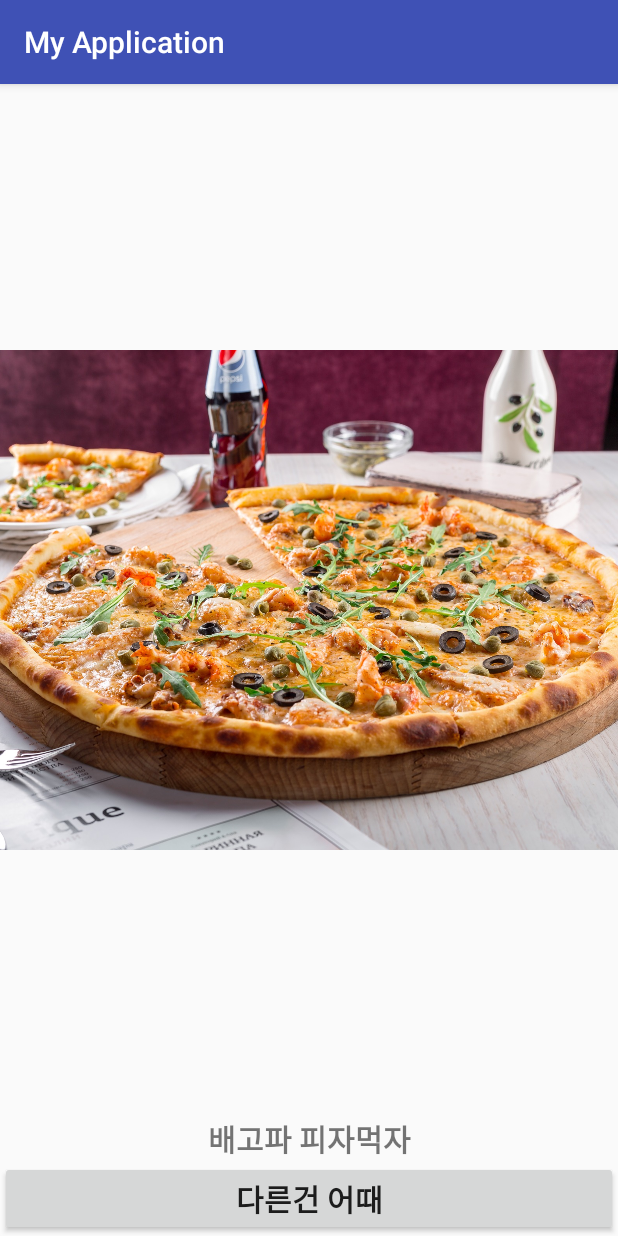
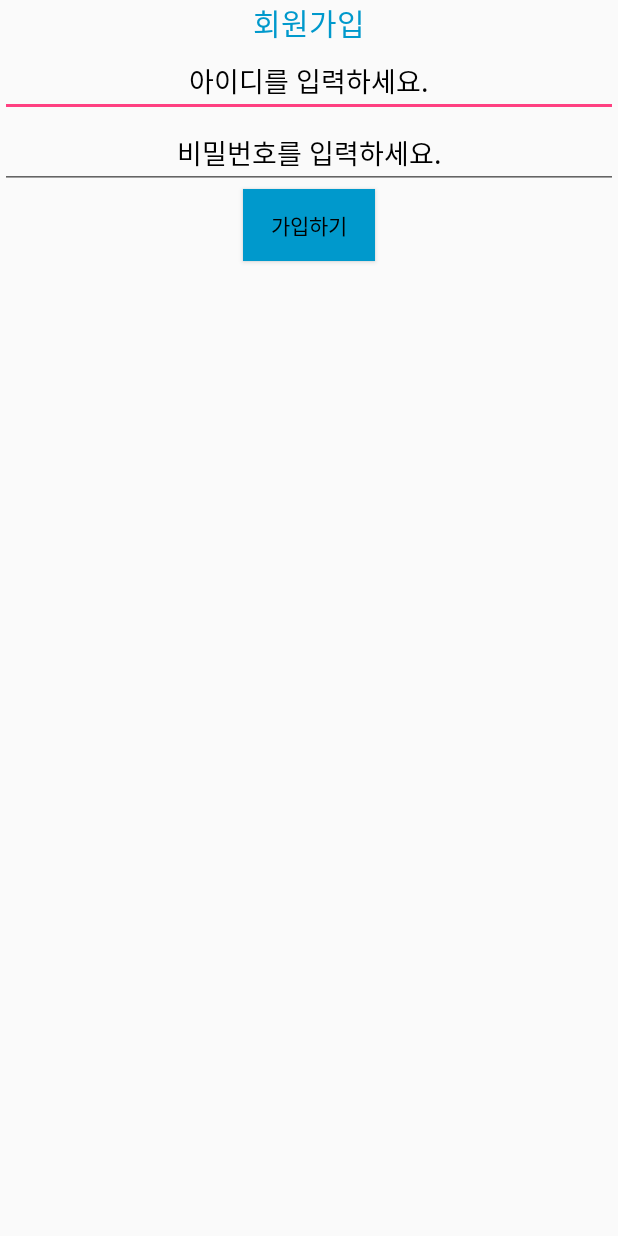
Before and after one commit to Sung-Min-Kim/CodingClinic, an Android app: the screen it shows after launch (MainActivity before the commit, IntentActivity after it), on a phone screen of 412 x 824 dp. Run offline under Robolectric (Android 15) with nearby library versions, the phone set to English and light mode, and no system bars.

Commit message:
Second Homework - First try

```diff
--- /dev/null
+++ b/app/src/main/java/com/example/sungminkim/myapplication/IntentActivity.java
@@ -0,0 +1,35 @@
+package com.example.sungminkim.myapplication;
+
+import android.app.Activity;
+import android.content.Intent;
+import android.os.Bundle;
+import android.support.annotation.Nullable;
+import android.view.View;
+import android.widget.Button;
+import android.widget.EditText;
+
+import org.w3c.dom.Text;
+
+public class IntentActivity extends Activity{
+    @Override
+    protected void onCreate(@Nullable Bundle savedInstanceState) {
+        super.onCreate(savedInstanceState);
+        setContentView(R.layout.activity_first);
+
+        Button button = (Button)findViewById(R.id.btn1);
+        final EditText user_id = (EditText)findViewById(R.id.et1);
+        final EditText user_pw = (EditText)findViewById(R.id.et2);
+
+        button.setOnClickListener(new View.OnClickListener() {
+            @Override
+            public void onClick(View v) {
+                Intent intent = new Intent(IntentActivity.this, IntentSubActivity.class);
+                intent.putExtra("id", String.valueOf(user_id.getText()));
+                intent.putExtra("password", String.valueOf(user_pw.getText()));
+                startActivity(intent);
+                finish();
+            }
+        });
+
+    }
+}
--- /dev/null
+++ b/app/src/main/res/layout/activity_first.xml
@@ -0,0 +1,44 @@
+<?xml version="1.0" encoding="utf-8"?>
+<LinearLayout
+    xmlns:android="http://schemas.android.com/apk/res/android" android:layout_width="match_parent"
+    android:layout_height="match_parent"
+    android:orientation="vertical">
+
+    <TextView
+        android:layout_width="match_parent"
+        android:layout_height="wrap_content"
+        android:text="회원가입"
+        android:textSize="@dimen/text_default"
+        android:layout_gravity="center"
+        android:textAlignment="center"
+        android:textColor="@android:color/holo_blue_dark"
+        />
+
+    <EditText
+        android:layout_width="match_parent"
+        android:layout_height="wrap_content"
+        android:textAlignment="center"
+        android:hint="@string/enter_id"
+        android:textColorHint="@android:color/black"
+        android:id="@+id/et1"/>
+
+    <EditText
+        android:layout_width="match_parent"
+        android:layout_height="wrap_content"
+        android:textAlignment="center"
+        android:textColorHint="@android:color/black"
+        android:hint="@string/enter_pw"
+        android:id="@+id/et2"/>
+
+    <Button
+        android:layout_width="wrap_content"
+        android:layout_height="wrap_content"
+        android:layout_gravity="center"
+        android:hint="가입하기"
+        android:background="@android:color/holo_blue_dark"
+        android:textColorHint="@android:color/black"
+        android:id="@+id/btn1"/>
+
+
+
+</LinearLayout>
--- /dev/null
+++ b/app/src/main/res/values/dimens.xml
@@ -0,0 +1,5 @@
+<?xml version="1.0" encoding="utf-8"?>
+
+<resources>
+    <dimen name="text_default">20sp</dimen>
+</resources>
--- a/app/src/main/res/values/strings.xml
+++ b/app/src/main/res/values/strings.xml
@@ -1,3 +1,5 @@
 <resources>
     <string name="app_name">My Application</string>
+    <string name="enter_id">아이디를 입력하세요.</string>
+    <string name="enter_pw">비밀번호를 입력하세요.</string>
 </resources>
--- a/build.gradle
+++ b/build.gradle
@@ -7,7 +7,7 @@ buildscript {
         jcenter()
     }
     dependencies {
-        classpath 'com.android.tools.build:gradle:3.1.3'
+        classpath 'com.android.tools.build:gradle:3.1.4'
 
 
         // NOTE: Do not place your application dependencies here; they belong
```
Also changed, not shown: app/src/main/AndroidManifest.xml (+7 -0 lines), app/src/main/java/com/example/sungminkim/myapplication/IntentSubActivity.java (added, +23 -0 lines), app/src/main/res/layout/activity_second.xml (added, +42 -0 lines), 3 other files.
